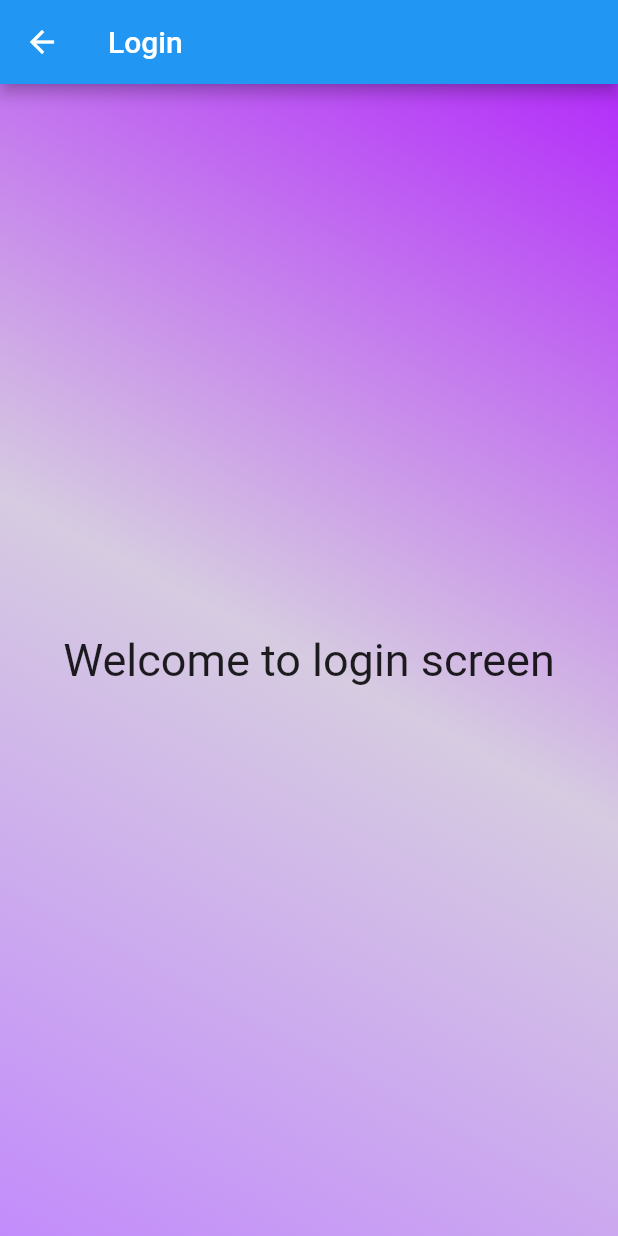
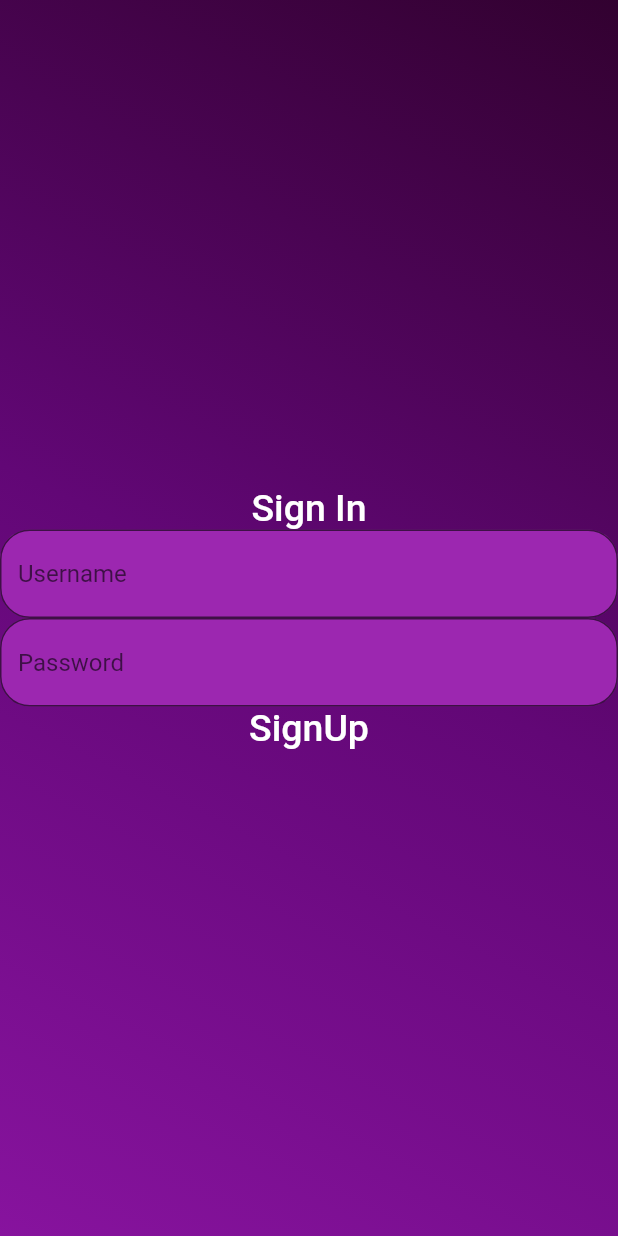
Before and after one commit to Mukesh-MP/MathQ, a Flutter app: the screen it shows after launch, on a phone screen of 412 x 824 dp. Run offline on Flutter 3.47's test engine with Material 2 defaults, Android fonts, the phone set to English and light mode, and no system bars; our stand-ins replace get.

Commit message:
login page

```diff
--- a/lib/login/login_screen.dart
+++ b/lib/login/login_screen.dart
@@ -6,7 +6,6 @@ class LoginScreen extends StatelessWidget {
   @override
   Widget build(BuildContext context) {
     return Scaffold(
-        appBar: AppBar(title: const Text("Login")),
         body: Container(
             width: double.maxFinite,
             height: double.maxFinite,
@@ -15,9 +14,9 @@ class LoginScreen extends StatelessWidget {
                     begin: Alignment.topRight,
                     end: Alignment.bottomLeft,
                     colors: [
-                  Color.fromARGB(255, 179, 45, 250),
-                  Color.fromARGB(255, 214, 203, 225),
-                  Color.fromARGB(255, 195, 140, 251)
+                  Color.fromARGB(255, 50, 1, 48),
+                  Color.fromARGB(255, 98, 7, 118),
+                  Color.fromARGB(255, 135, 19, 158)
                 ])),
             child: const Center(
                 child: Column(
@@ -25,8 +24,36 @@ class LoginScreen extends StatelessWidget {
                     mainAxisAlignment: MainAxisAlignment.center,
                     children: [
                   Text(
-                    "Welcome to login screen",
-                    style: TextStyle(fontSize: 30),
+                    "Sign In",
+                    style: TextStyle(
+                        fontSize: 25,
+                        color: Colors.white,
+                        fontWeight: FontWeight.w500),
+                  ),
+                  TextField(
+                    decoration: InputDecoration(
+                        filled: true,
+                        fillColor: Colors.purple,
+                        hintText: "Username",
+                        border: OutlineInputBorder(
+                            borderRadius:
+                                BorderRadius.all(Radius.circular(20)))),
+                  ),
+                  TextField(
+                    decoration: InputDecoration(
+                        hintText: "Password",
+                        border: OutlineInputBorder(
+                            borderRadius:
+                                BorderRadius.all(Radius.circular(20))),
+                        filled: true,
+                        fillColor: Colors.purple),
+                  ),
+                  Text(
+                    "SignUp",
+                    style: TextStyle(
+                        fontSize: 25,
+                        color: Colors.white,
+                        fontWeight: FontWeight.w500),
                   )
                 ]))));
   }
--- a/lib/main.dart
+++ b/lib/main.dart
@@ -11,9 +11,12 @@ class MyApp extends StatelessWidget {
 
   @override
   Widget build(BuildContext context) {
-    return const GetMaterialApp(
+    return GetMaterialApp(
+      theme: ThemeData(
+          appBarTheme:
+              const AppBarTheme(elevation: 0, backgroundColor: Colors.purple)),
       debugShowCheckedModeBanner: false,
-      home: SplashScreen(),
+      home: const SplashScreen(),
     );
   }
 }
```
